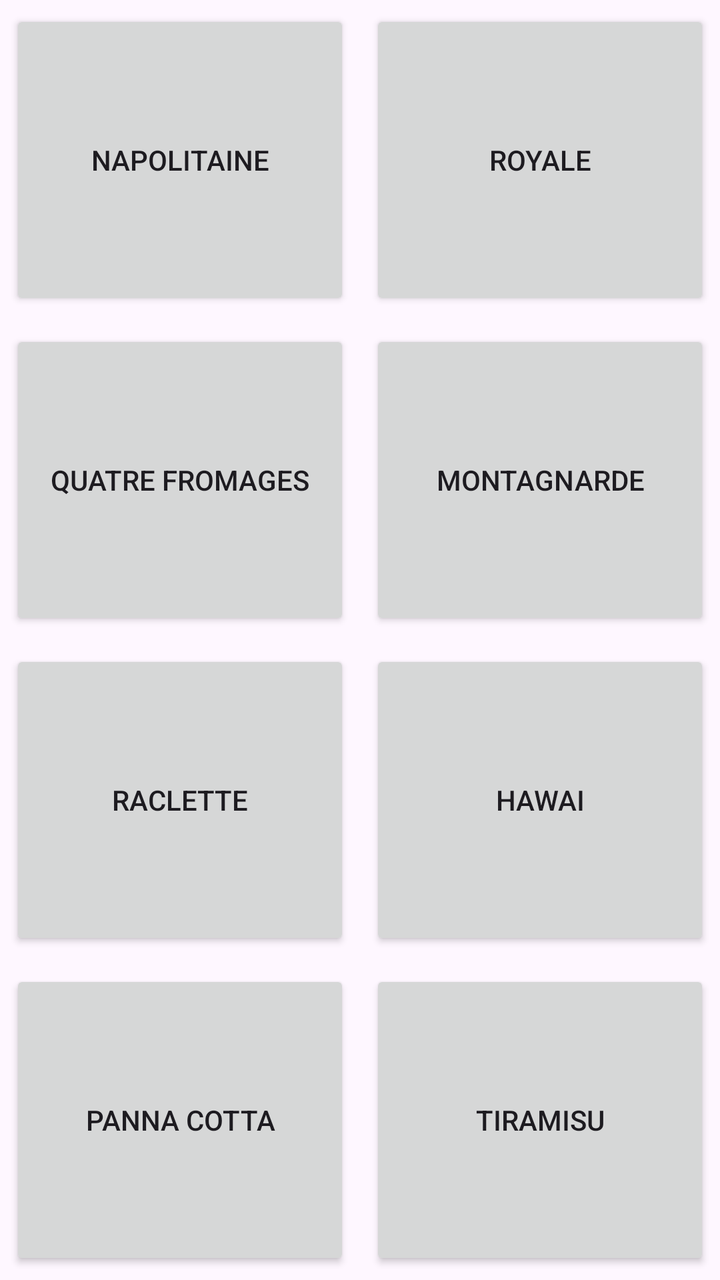
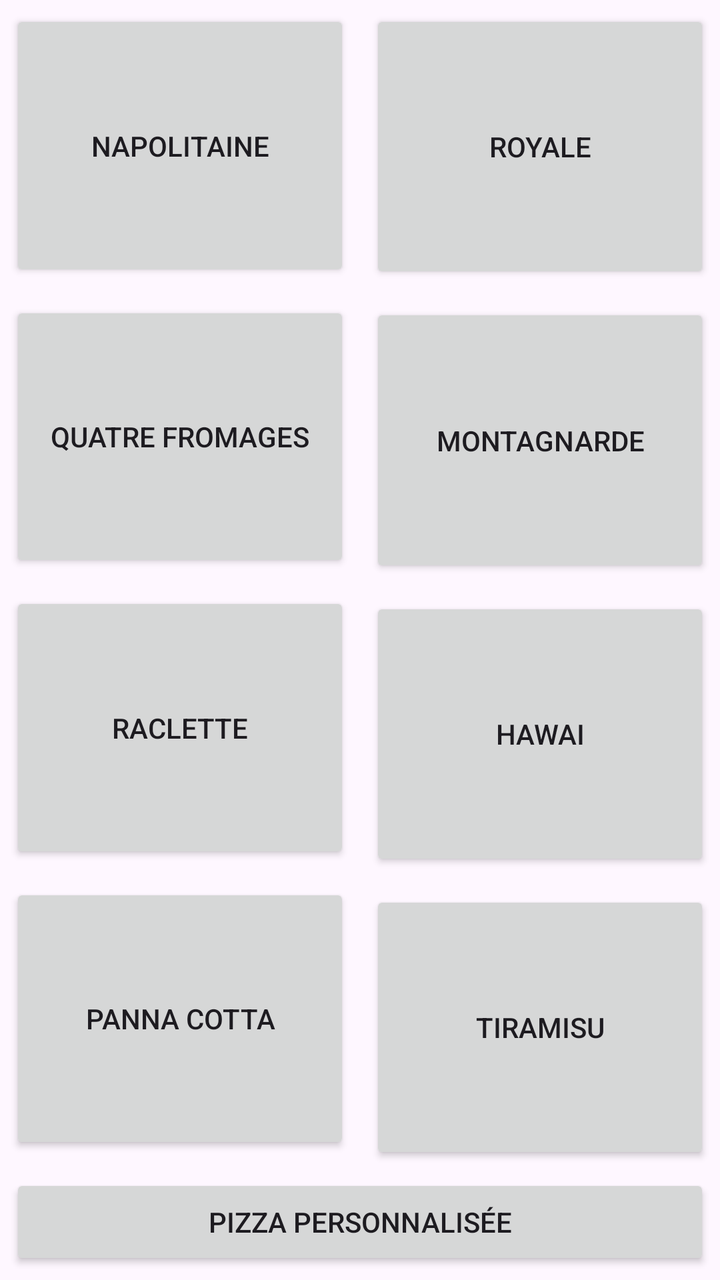

Compare the two renders of this Android layout. The source of the first and the diff that turns it into the second are given below.
<!-- AndroidManifest.xml: application theme Theme.Pizzeria -->
<!-- res/layout/fragment_pizzas_fragments.xml -->
<?xml version="1.0" encoding="utf-8"?>
<androidx.constraintlayout.widget.ConstraintLayout xmlns:android="http://schemas.android.com/apk/res/android"
    xmlns:app="http://schemas.android.com/apk/res-auto"
    android:layout_width="match_parent"
    android:layout_height="match_parent">

    <Button
        android:id="@+id/napolitaine"
        android:layout_width="0dp"
        android:layout_height="0dp"
        android:text="Napolitaine"
        android:layout_margin="5dp"
        app:layout_constraintHorizontal_weight="1"
        app:layout_constraintVertical_weight="1"
        app:layout_constraintTop_toTopOf="parent"
        app:layout_constraintStart_toStartOf="parent"
        app:layout_constraintEnd_toStartOf="@id/royale"
        app:layout_constraintBottom_toTopOf="@id/quatrefromages" />

    <Button
        android:id="@+id/royale"
        android:layout_width="0dp"
        android:layout_height="0dp"
        android:text="Royale"
        android:layout_margin="5dp"
        app:layout_constraintHorizontal_weight="1"
        app:layout_constraintVertical_weight="1"
        app:layout_constraintTop_toTopOf="parent"
        app:layout_constraintStart_toEndOf="@id/napolitaine"
        app:layout_constraintEnd_toEndOf="parent"
        app:layout_constraintBottom_toTopOf="@id/agnarde" />

    <Button
        android:id="@+id/quatrefromages"
        android:layout_width="0dp"
        android:layout_height="0dp"
        android:text="Quatre Fromages"
        android:layout_margin="5dp"
        app:layout_constraintHorizontal_weight="1"
        app:layout_constraintVertical_weight="1"
        app:layout_constraintTop_toBottomOf="@id/napolitaine"
        app:layout_constraintStart_toStartOf="parent"
        app:layout_constraintEnd_toStartOf="@id/agnarde"
        app:layout_constraintBottom_toTopOf="@id/raclette" />

    <Button
        android:id="@+id/agnarde"
        android:layout_width="0dp"
        android:layout_height="0dp"
        android:text="Montagnarde"
        android:layout_margin="5dp"
        app:layout_constraintHorizontal_weight="1"
        app:layout_constraintVertical_weight="1"
        app:layout_constraintTop_toBottomOf="@id/royale"
        app:layout_constraintStart_toEndOf="@id/quatrefromages"
        app:layout_constraintEnd_toEndOf="parent"
        app:layout_constraintBottom_toTopOf="@id/hawai" />

    <Button
        android:id="@+id/raclette"
        android:layout_width="0dp"
        android:layout_height="0dp"
        android:text="Raclette"
        android:layout_margin="5dp"
        app:layout_constraintHorizontal_weight="1"
        app:layout_constraintVertical_weight="1"
        app:layout_constraintTop_toBottomOf="@id/quatrefromages"
        app:layout_constraintStart_toStartOf="parent"
        app:layout_constraintEnd_toStartOf="@id/hawai"
        app:layout_constraintBottom_toTopOf="@id/pannacotta" />

    <Button
        android:id="@+id/hawai"
        android:layout_width="0dp"
        android:layout_height="0dp"
        android:text="Hawai"
        android:layout_margin="5dp"
        app:layout_constraintHorizontal_weight="1"
        app:layout_constraintVertical_weight="1"
        app:layout_constraintTop_toBottomOf="@id/agnarde"
        app:layout_constraintStart_toEndOf="@id/raclette"
        app:layout_constraintEnd_toEndOf="parent"
        app:layout_constraintBottom_toTopOf="@id/tiramisu" />

    <Button
        android:id="@+id/pannacotta"
        android:layout_width="0dp"
        android:layout_height="0dp"
        android:text="Panna Cotta"
        android:layout_margin="5dp"
        app:layout_constraintHorizontal_weight="1"
        app:layout_constraintVertical_weight="1"
        app:layout_constraintTop_toBottomOf="@id/raclette"
        app:layout_constraintStart_toStartOf="parent"
        app:layout_constraintEnd_toStartOf="@id/tiramisu"
        app:layout_constraintBottom_toBottomOf="parent" />

    <Button
        android:id="@+id/tiramisu"
        android:layout_width="0dp"
        android:layout_height="0dp"
        android:text="Tiramisu"
        android:layout_margin="5dp"
        app:layout_constraintHorizontal_weight="1"
        app:layout_constraintVertical_weight="1"
        app:layout_constraintTop_toBottomOf="@id/hawai"
        app:layout_constraintStart_toEndOf="@id/pannacotta"
        app:layout_constraintEnd_toEndOf="parent"
        app:layout_constraintBottom_toBottomOf="parent" />

</androidx.constraintlayout.widget.ConstraintLayout>
<!-- resources referenced by this layout -->
<resources>
  <style name="Theme.Pizzeria" parent="Base.Theme.Pizzeria" />
  <style name="Base.Theme.Pizzeria" parent="Theme.Material3.DayNight.NoActionBar">
          
          
      </style>
</resources>

<!-- the commit's change to res/layout/fragment_pizzas_fragments.xml (unified diff, before → after) -->
@@ -93,7 +93,7 @@
         app:layout_constraintTop_toBottomOf="@id/raclette"
         app:layout_constraintStart_toStartOf="parent"
         app:layout_constraintEnd_toStartOf="@id/tiramisu"
-        app:layout_constraintBottom_toBottomOf="parent" />
+        app:layout_constraintBottom_toTopOf="@id/btn_perso" />
 
     <Button
         android:id="@+id/tiramisu"
@@ -106,6 +106,17 @@
         app:layout_constraintTop_toBottomOf="@id/hawai"
         app:layout_constraintStart_toEndOf="@id/pannacotta"
         app:layout_constraintEnd_toEndOf="parent"
+        app:layout_constraintBottom_toTopOf="@id/btn_perso" />
+
+    <Button
+        android:id="@+id/btn_perso"
+        android:layout_width="0dp"
+        android:layout_height="wrap_content"
+        android:text="Pizza Personnalisée"
+        android:layout_margin="5dp"
+        app:layout_constraintTop_toBottomOf="@id/pannacotta"
+        app:layout_constraintStart_toStartOf="parent"
+        app:layout_constraintEnd_toEndOf="parent"
         app:layout_constraintBottom_toBottomOf="parent" />
 
 </androidx.constraintlayout.widget.ConstraintLayout>
